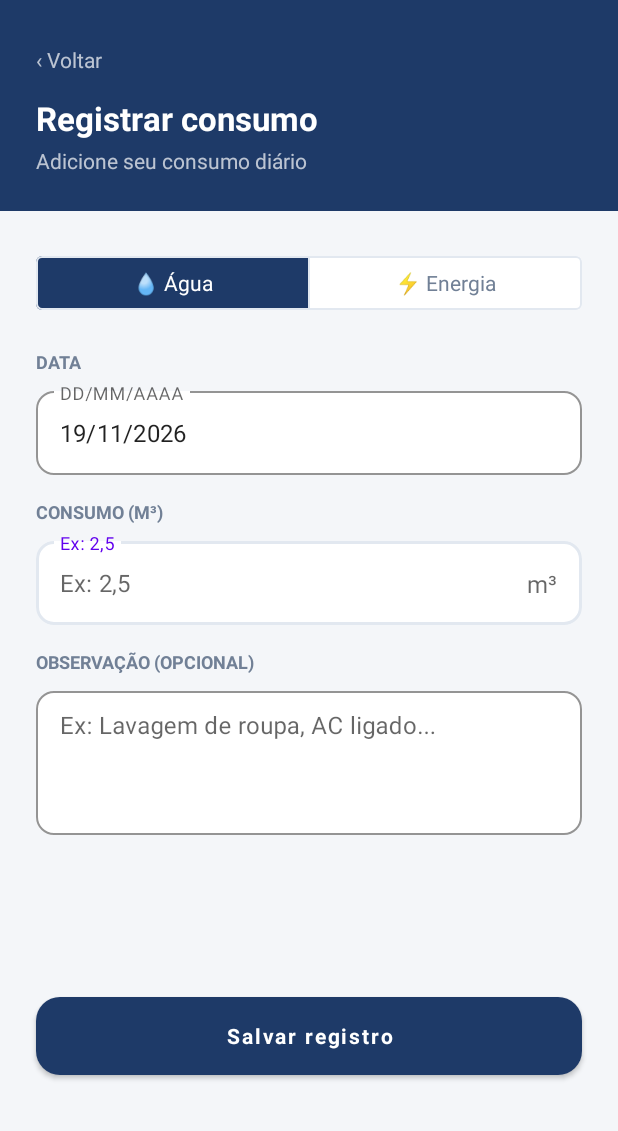
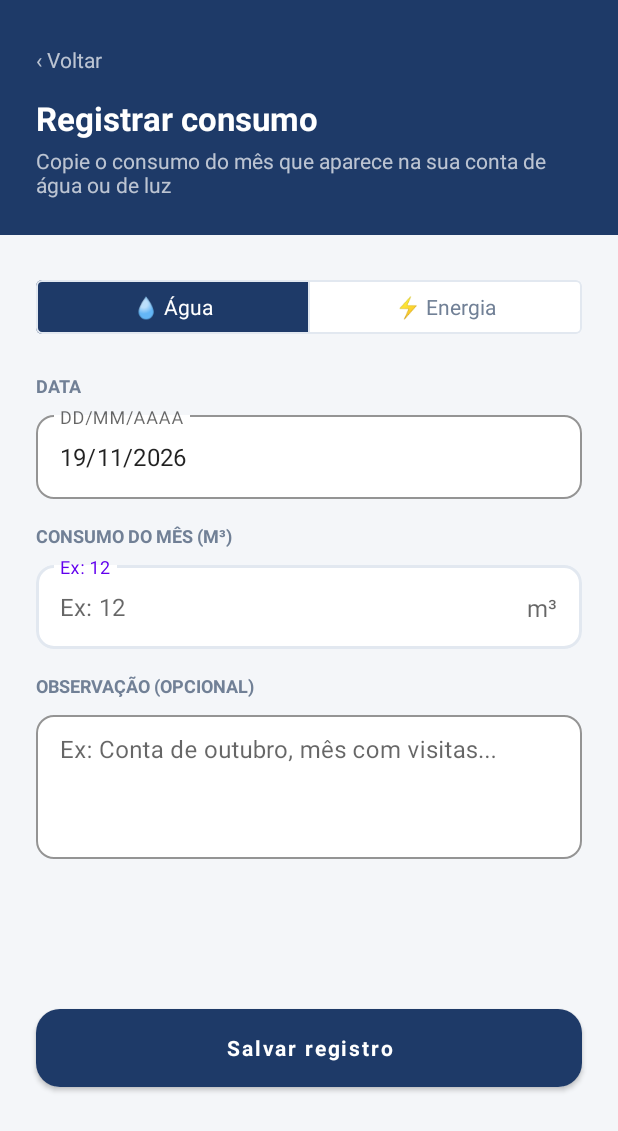
Before and after one commit to HelenAclina/AfluenteFinal, an Android app: the RegistrarConsumoActivity screen opened directly, with no data from a screen before it, on a phone screen of 412 x 824 dp. Shown: the top 1131 px of the screen. Run offline under Robolectric (Android 15) with nearby library versions, the phone set to English and light mode, and no system bars; our stand-ins replace Firebase (no records; nobody signed in at launch, a user with empty details on screens opened directly).

Commit message:
Posiciona o registro como lançamento da conta mensal
Decisão da equipe (item 5.1): o uso principal é lançar o consumo a partir
da conta mensal; leitura diária automática (IoT ou foto do relógio com
OCR) fica como trabalho futuro. Só textos foram alterados, sem mudar
regras.

- Subtítulo: "Copie o consumo do mês que aparece na sua conta de água
  ou de luz" (antes "Adicione seu consumo diário").
- Rótulos "CONSUMO DO MÊS (M³/KWH)" e exemplos mensais (12 m³, 150 kWh
  no lugar de 2,5 m³ e 58 kWh).
- Observação e descrição de acessibilidade coerentes com a conta.

Co-Authored-By: Claude Opus 5.5 <noreply@anthropic.com>
Claude-Session: https://claude.ai/code/session_014xaX7LE1mtdMRUa4vWg2zi

```diff
--- a/app/src/main/res/values/strings.xml
+++ b/app/src/main/res/values/strings.xml
@@ -22,16 +22,16 @@
     <string name="alerts_error">Não foi possível carregar as notificações.</string>
     <plurals name="alerts_count"><item quantity="one">%d notificação</item><item quantity="other">%d notificações</item></plurals>
     <string name="register_consumption">Registrar consumo</string>
-    <string name="register_subtitle">Adicione seu consumo diário</string>
+    <string name="register_subtitle">Copie o consumo do mês que aparece na sua conta de água ou de luz</string>
     <string name="register_date">DATA</string>
     <string name="register_date_hint">DD/MM/AAAA</string>
     <string name="register_date_accessible">Selecione a data do registro</string>
-    <string name="register_water_label">CONSUMO (M³)</string>
-    <string name="register_energy_label">CONSUMO (KWH)</string>
-    <string name="register_water_hint">Ex: 2,5</string>
-    <string name="register_energy_hint">Ex: 58</string>
-    <string name="register_consumption_value">Valor do consumo</string>
+    <string name="register_water_label">CONSUMO DO MÊS (M³)</string>
+    <string name="register_energy_label">CONSUMO DO MÊS (KWH)</string>
+    <string name="register_water_hint">Ex: 12</string>
+    <string name="register_energy_hint">Ex: 150</string>
+    <string name="register_consumption_value">Consumo do mês, conforme a conta</string>
     <string name="register_observation">OBSERVAÇÃO (OPCIONAL)</string>
-    <string name="register_observation_hint">Ex: Lavagem de roupa, AC ligado...</string>
+    <string name="register_observation_hint">Ex: Conta de outubro, mês com visitas...</string>
     <string name="register_save">Salvar registro</string>
 </resources>
```
